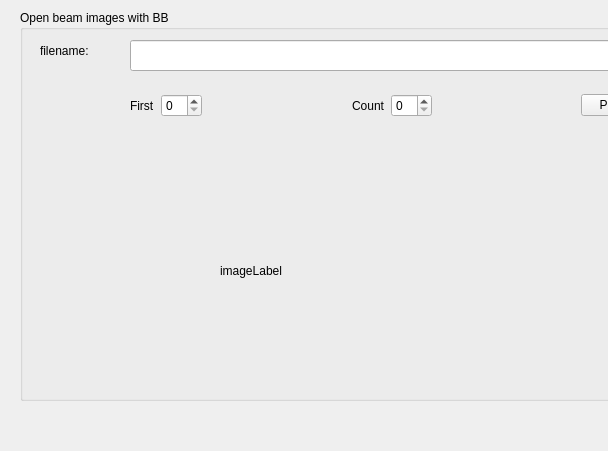
Above: src/Preprocessing/StdPreprocModulesGUI/robustlognormdlg.ui from neutronimaging/imagingsuite before the change; both pictures show x 0 to 608 and y 0 to 451 of the 1181 by 789 pixel window. Below: the same form after it.
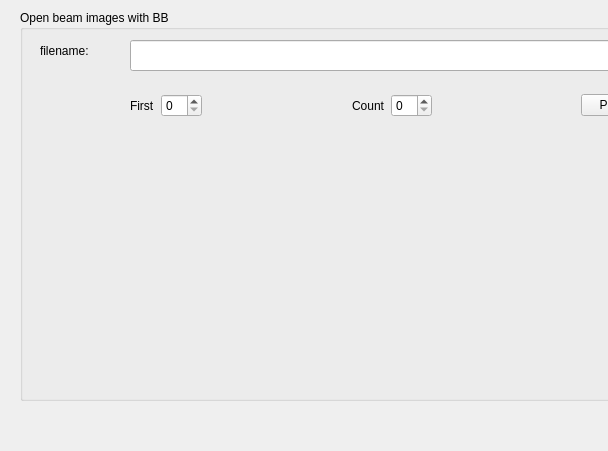
That is the form after the change. Custom widgets are drawn as their Qt base class.

Commit message: some attempts in displaying image

Diff of the .ui file:
```diff
--- a/src/Preprocessing/StdPreprocModulesGUI/robustlognormdlg.ui
+++ b/src/Preprocessing/StdPreprocModulesGUI/robustlognormdlg.ui
@@ -170,28 +170,21 @@
      </item>
     </layout>
    </widget>
-   <widget class="QWidget" name="OB_BB_widget" native="true">
+   <widget class="QtAddons::ImageViewerWidget" name="ob_bb_Viewer" native="true">
     <property name="geometry">
      <rect>
-      <x>120</x>
-      <y>140</y>
-      <width>261</width>
-      <height>241</height>
+      <x>110</x>
+      <y>120</y>
+      <width>398</width>
+      <height>256</height>
      </rect>
     </property>
-    <widget class="QLabel" name="label_ImageOBBB">
-     <property name="geometry">
-      <rect>
-       <x>80</x>
-       <y>110</y>
-       <width>111</width>
-       <height>21</height>
-      </rect>
-     </property>
-     <property name="text">
-      <string>imageLabel</string>
-     </property>
-    </widget>
+    <property name="minimumSize">
+     <size>
+      <width>256</width>
+      <height>256</height>
+     </size>
+    </property>
    </widget>
    <zorder>label_OBBB</zorder>
    <zorder>edit_OB_BB_mask</zorder>
@@ -204,6 +197,14 @@
   <zorder>groupBox</zorder>
   <zorder>label_2</zorder>
  </widget>
+ <customwidgets>
+  <customwidget>
+   <class>QtAddons::ImageViewerWidget</class>
+   <extends>QWidget</extends>
+   <header location="global">imageviewerwidget.h</header>
+   <container>1</container>
+  </customwidget>
+ </customwidgets>
  <resources/>
  <connections>
   <connection>
```
Left out of the diff: 9 changed lines with no effect on the pictures. The commit also changes 2 other files.
